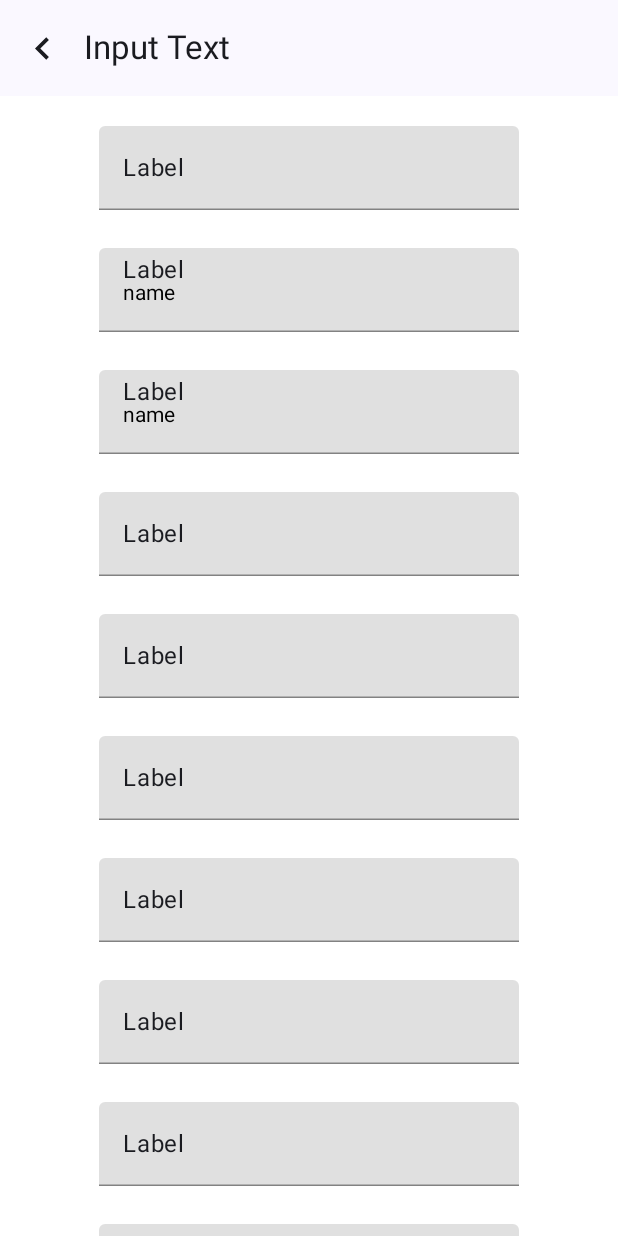
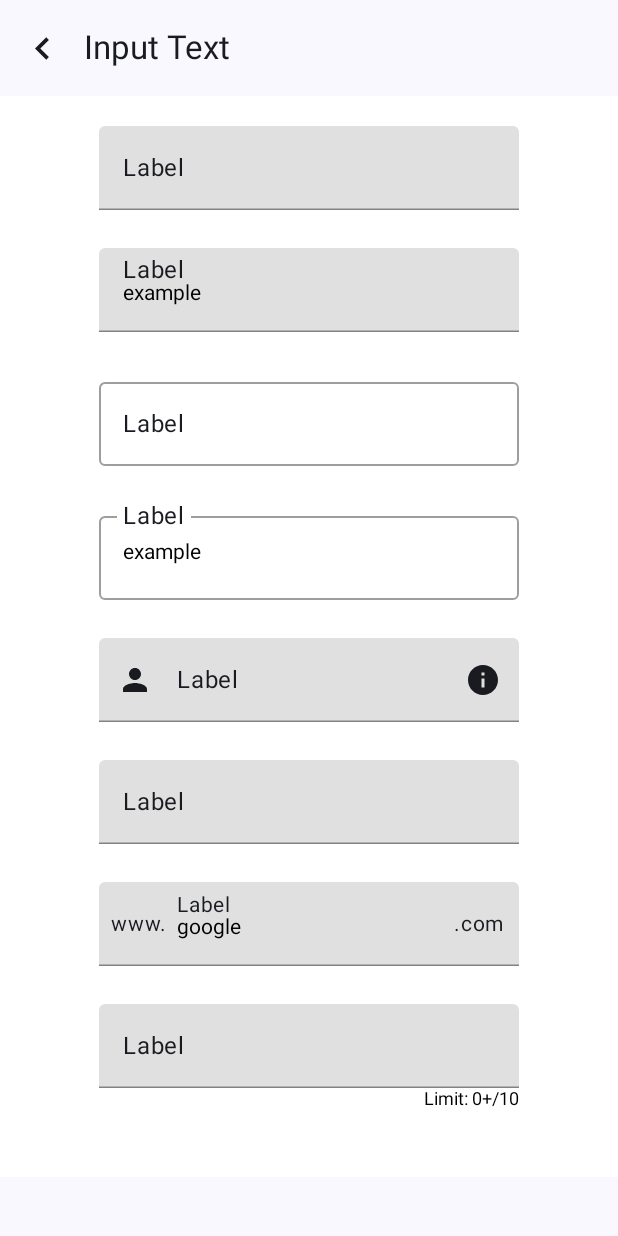
Before and after one commit to devsitaram/material-design, an Android app built with Jetpack Compose: the composable TextFieldViewScreen shown on its own in the app's theme, on a phone screen of 412 x 824 dp. Run offline under Robolectric (Android 15) with nearby library versions, the phone set to English and light mode, and no system bars.

Commit message:
create the new textfields component

```diff
--- a/app/src/main/java/com/compose/materialdesign/features/material_design3/features/textfield/TextFields.kt
+++ b/app/src/main/java/com/compose/materialdesign/features/material_design3/features/textfield/TextFields.kt
@@ -1,17 +1,26 @@
 package com.compose.materialdesign.features.material_design3.features.textfield
 
+import android.widget.Toast
 import androidx.compose.foundation.background
+import androidx.compose.foundation.clickable
 import androidx.compose.foundation.layout.Arrangement
+import androidx.compose.foundation.layout.Box
 import androidx.compose.foundation.layout.Column
 import androidx.compose.foundation.layout.Spacer
 import androidx.compose.foundation.layout.fillMaxWidth
 import androidx.compose.foundation.layout.height
 import androidx.compose.foundation.layout.padding
 import androidx.compose.foundation.layout.size
+import androidx.compose.foundation.layout.wrapContentWidth
 import androidx.compose.foundation.rememberScrollState
 import androidx.compose.foundation.verticalScroll
+import androidx.compose.material.MaterialTheme
+import androidx.compose.material.OutlinedTextField
 import androidx.compose.material.TextField
+import androidx.compose.material.TextFieldColors
+import androidx.compose.material.TextFieldDefaults
 import androidx.compose.material.icons.Icons
+import androidx.compose.material.icons.filled.Favorite
 import androidx.compose.material.icons.filled.KeyboardArrowLeft
 import androidx.compose.material3.ExperimentalMaterial3Api
 import androidx.compose.material3.Icon
@@ -26,8 +35,14 @@ import androidx.compose.runtime.setValue
 import androidx.compose.ui.Alignment
 import androidx.compose.ui.Modifier
 import androidx.compose.ui.graphics.Color
+import androidx.compose.ui.graphics.painter.Painter
+import androidx.compose.ui.platform.LocalContext
+import androidx.compose.ui.res.painterResource
+import androidx.compose.ui.text.TextStyle
 import androidx.compose.ui.tooling.preview.Preview
 import androidx.compose.ui.unit.dp
+import androidx.compose.ui.unit.sp
+import com.compose.materialdesign.R
 
 @Preview
 @OptIn(ExperimentalMaterial3Api::class)
@@ -37,10 +52,15 @@ fun MainTextFieldScreen() {
     var name by remember { mutableStateOf("") }
 
     var simpleTextField by remember { mutableStateOf("") }
-    var textField by remember { mutableStateOf("name") }
-    var simpleOutlineTextField by remember { mutableStateOf("name") }
-
-    Column(modifier = Modifier
+    var textField by remember { mutableStateOf("example") }
+    var simpleOutlineTextField by remember { mutableStateOf("") }
+    var outlineTextFields by remember { mutableStateOf("example") }
+    var textFieldWithIcons by remember { mutableStateOf("") }
+    var textFieldWithPlaceholder by remember { mutableStateOf("") }
+    var prefixAndSuffix by remember { mutableStateOf("") }
+//    var outlineTextFields by remember { mutableStateOf("example") }
+    Column(
+        modifier = Modifier
             .background(Color.White)
             .fillMaxWidth()
             .verticalScroll(rememberScrollState()),
@@ -60,32 +80,64 @@ fun MainTextFieldScreen() {
                 }
             }
         )
-        Column(modifier = Modifier.fillMaxWidth().padding(20.dp),
+        Column(
+            modifier = Modifier
+                .fillMaxWidth()
+                .padding(20.dp),
             horizontalAlignment = Alignment.CenterHorizontally
         ) {
-            SimpleTextField(value = simpleTextField, onValueChange = { simpleTextField = it }, label = "Label")
+            SimpleTextField(
+                value = simpleTextField,
+                onValueChange = { simpleTextField = it },
+                label = "Label"
+            )
             Spacer(modifier = Modifier.height(25.dp))
             TextField(value = textField, onValueChange = { textField = it }, label = "Label")
             Spacer(modifier = Modifier.height(25.dp))
-
-            SimpleOutlineTextField(value = simpleOutlineTextField, onValueChange = { simpleOutlineTextField = it }, label = "Label")
+            SimpleOutlineTextField(
+                value = simpleOutlineTextField,
+                onValueChange = { simpleOutlineTextField = it },
+                label = "Label"
+            )
             Spacer(modifier = Modifier.height(25.dp))
-            OutlineTextField(value = name, onValueChange = { name = it }, label = "Label")
+            OutlineTextFields(
+                value = outlineTextFields,
+                onValueChange = { outlineTextFields = it },
+                label = "Label"
+            )
             Spacer(modifier = Modifier.height(25.dp))
-            TextFieldWithIcons(value = name, onValueChange = { name = it }, label = "Label")
+            TextFieldWithIcons(
+                value = textFieldWithIcons,
+                onValueChange = { textFieldWithIcons = it },
+                label = "Label",
+                leadingIcon = painterResource(id = R.drawable.ic_person),
+                trailingIcon = painterResource(id = R.drawable.ic_info)
+            )
             Spacer(modifier = Modifier.height(25.dp))
-            TextFieldWithPlaceholder(value = name, onValueChange = { name = it }, label = "Label")
+            TextFieldWithPlaceholder(
+                value = textFieldWithPlaceholder,
+                onValueChange = { textFieldWithPlaceholder = it },
+                label = "Label",
+                placeholder = "example@gmail.com"
+            )
             Spacer(modifier = Modifier.height(25.dp))
-            TextFieldWithPrefixAndSuffix(value = name, onValueChange = { name = it }, label = "Label")
+            TextFieldWithPrefixAndSuffix(
+                value = prefixAndSuffix,
+                onValueChange = { prefixAndSuffix = it },
+                label = "Label",
+                placeholder = "google",
+                prefix = "www.",
+                suffix = ".com",
+            )
             Spacer(modifier = Modifier.height(25.dp))
             TextFieldWithErrorState(value = name, onValueChange = { name = it }, label = "Label")
             Spacer(modifier = Modifier.height(25.dp))
-            TextFieldWithSupportingText(value = name, onValueChange = { name = it }, label = "Label")
-            Spacer(modifier = Modifier.height(25.dp))
-            PasswordTextField(value = name, onValueChange = { name = it }, label = "Label")
-            Spacer(modifier = Modifier.height(25.dp))
-            TextArea(value = name, onValueChange = { name = it }, label = "Label")
-            Spacer(modifier = Modifier.height(25.dp))
+//            TextFieldWithSupportingText(value = name, onValueChange = { name = it }, label = "Label")
+//            Spacer(modifier = Modifier.height(25.dp))
+//            PasswordTextField(value = name, onValueChange = { name = it }, label = "Label")
+//            Spacer(modifier = Modifier.height(25.dp))
+//            TextArea(value = name, onValueChange = { name = it }, label = "Label")
+//            Spacer(modifier = Modifier.height(25.dp))
         }
     }
 }
@@ -110,7 +162,7 @@ fun TextField(value: String, onValueChange: (String) -> Unit = {}, label: String
 
 @Composable
 fun SimpleOutlineTextField(value: String, onValueChange: (String) -> Unit = {}, label: String) {
-    TextField(
+    OutlinedTextField(
         value = value,
         onValueChange = onValueChange,
         label = { Text(text = label) }
@@ -118,8 +170,8 @@ fun SimpleOutlineTextField(value: String, onValueChange: (String) -> Unit = {},
 }
 
 @Composable
-fun OutlineTextField(value: String, onValueChange: (String) -> Unit = {}, label: String) {
-    TextField(
+fun OutlineTextFields(value: String, onValueChange: (String) -> Unit = {}, label: String) {
+    OutlinedTextField(
         value = value,
         onValueChange = onValueChange,
         label = { Text(text = label) }
@@ -127,64 +179,146 @@ fun OutlineTextField(value: String, onValueChange: (String) -> Unit = {}, label:
 }
 
 @Composable
-fun TextFieldWithIcons(value: String, onValueChange: (String) -> Unit = {}, label: String) {
+fun TextFieldWithIcons(
+    value: String,
+    onValueChange: (String) -> Unit = {},
+    label: String,
+    leadingIcon: Painter,
+    trailingIcon: Painter
+) {
     TextField(
         value = value,
         onValueChange = onValueChange,
-        label = { Text(text = label) }
+        label = { Text(text = label) },
+        leadingIcon = {
+            Icon(painter = leadingIcon, contentDescription = "leadingIcon")
+        },
+        trailingIcon = {
+            Icon(painter = trailingIcon, contentDescription = "trailingIcon")
+        },
     )
 }
 
 @Composable
-fun TextFieldWithPlaceholder(value: String, onValueChange: (String) -> Unit = {}, label: String) {
+fun TextFieldWithPlaceholder(
+    value: String,
+    onValueChange: (String) -> Unit = {},
+    label: String,
+    placeholder: String
+) {
     TextField(
         value = value,
         onValueChange = onValueChange,
-        label = { Text(text = label) }
+        label = { Text(text = label) },
+        placeholder = { Text(text = placeholder) }
     )
 }
 
+/**
+ * this is the TextFieldWithPrefixAndSuffix
+ *  Add the suffix and prefix parameter here
+ */
 @Composable
-fun TextFieldWithPrefixAndSuffix(value: String, onValueChange: (String) -> Unit = {}, label: String) {
+fun TextFieldWithPrefixAndSuffix(
+    value: String,
+    onValueChange: (String) -> Unit = {},
+    label: String,
+    placeholder: String,
+    prefix: String,
+    suffix: String
+) {
+    val context = LocalContext.current
+    val trimmedValue = value.removePrefix(prefix).removeSuffix(suffix)
     TextField(
-        value = value,
-        onValueChange = onValueChange,
-        label = { Text(text = label) }
+        value = if (value.isEmpty()) placeholder else value,
+        onValueChange = { newValue ->
+            // Don't allow the prefix or suffix to be deleted
+            if (newValue.startsWith(prefix) || newValue.endsWith(suffix)) {
+                onValueChange(value)
+            } else {
+                onValueChange("$prefix$newValue$suffix")
+            }
+        },
+        label = { Text(text = label, fontSize = 14.sp) },
+        placeholder = { Text(text = placeholder, fontSize = 14.sp) },
+        leadingIcon = { Text(text = prefix, modifier = Modifier.padding(start = 5.dp), fontSize = 14.sp) },
+        trailingIcon = {
+            Text(
+                text = suffix,
+                modifier = Modifier
+                    .padding(end = 5.dp)
+                    .clickable {
+                        Toast
+                            .makeText(context, trimmedValue, Toast.LENGTH_SHORT)
+                            .show()
+                    },
+                fontSize = 14.sp
+            )
+        }
     )
 }
 
 @Composable
 fun TextFieldWithErrorState(value: String, onValueChange: (String) -> Unit = {}, label: String) {
-    TextField(
-        value = value,
-        onValueChange = onValueChange,
-        label = { Text(text = label) }
-    )
+    val numOfText =  value.length
+    var color: Color = Color.Black
+    if (numOfText >=10){
+        color = Color.Red
+    }
+    Column(horizontalAlignment = Alignment.End) {
+        TextField(
+            value = value,
+            onValueChange = onValueChange,
+            label = { Text(text = label) },
+            colors = TextFieldDefaults.textFieldColors(
+                textColor = color,
+//                disabledTextColor = color,
+//                backgroundColor = color,
+//                cursorColor = color,
+//                errorCursorColor = color,
+            ),
+        )
+        Text(
+            text = "Limit: $numOfText+/10",
+            style = TextStyle(fontSize = 12.sp),
+            color = color
+        )
+    }
 }
+//
+//@Composable
+//fun TextFieldWithSupportingText(
+//    value: String,
+//    onValueChange: (String) -> Unit = {},
+//    label: String
+//) {
+//    TextField(
+//        value = value,
+//        onValueChange = onValueChange,
+//        label = { Text(text = label) }
+//    )
+//}
+//
+//@Composable
+//fun PasswordTextField(value: String, onValueChange: (String) -> Unit = {}, label: String) {
+//    TextField(
+//        value = value,
+//        onValueChange = onValueChange,
+//        label = { Text(text = label) }
+//    )
+//}
+//
+//@Composable
+//fun TextArea(value: String, onValueChange: (String) -> Unit = {}, label: String) {
+//    TextField(
+//        value = value,
+//        onValueChange = onValueChange,
+//        label = { Text(text = label) }
+//    )
+//}
 
-@Composable
-fun TextFieldWithSupportingText(value: String, onValueChange: (String) -> Unit = {}, label: String) {
-    TextField(
-        value = value,
-        onValueChange = onValueChange,
-        label = { Text(text = label) }
-    )
-}
-
-@Composable
-fun PasswordTextField(value: String, onValueChange: (String) -> Unit = {}, label: String) {
-    TextField(
-        value = value,
-        onValueChange = onValueChange,
-        label = { Text(text = label) }
-    )
-}
-
-@Composable
-fun TextArea(value: String, onValueChange: (String) -> Unit = {}, label: String) {
-    TextField(
-        value = value,
-        onValueChange = onValueChange,
-        label = { Text(text = label) }
-    )
-}
+//colors = TextFieldDefaults.outlinedTextFieldColors(
+//cursorColor = Color.Black,
+//textColor = Color.Black,
+//focusedBorderColor = Color.Black
+//),
--- a/app/src/main/java/com/compose/materialdesign/features/material_design3/features/textfield/textfieldscreen/ListOfTextFieldItems.kt
+++ b/app/src/main/java/com/compose/materialdesign/features/material_design3/features/textfield/textfieldscreen/ListOfTextFieldItems.kt
@@ -4,7 +4,7 @@ sealed class Material3TextFieldItem(var route: String){
     object SimpleTextField : Material3TextFieldItem("SimpleTextField")
     object TextField : Material3TextFieldItem("SimpleTextField")
     object SimpleOutlineTextField : Material3TextFieldItem("SimpleOutlineTextField")
-    object OutlineTextField : Material3TextFieldItem("OutlineTextField")
+    object OutlineTextFields : Material3TextFieldItem("OutlineTextFields")
     object TextFieldWithIcons : Material3TextFieldItem("TextFieldWithIcons")
     object TextFieldWithPlaceholder : Material3TextFieldItem("TextFieldWithPlaceholder")
     object TextFieldWithPrefixAndSuffix : Material3TextFieldItem("TextFieldWithPrefixAndSuffix")
--- a/app/src/main/java/com/compose/materialdesign/features/material_design3/features/textfield/textfieldscreen/TextFieldViewScreen.kt
+++ b/app/src/main/java/com/compose/materialdesign/features/material_design3/features/textfield/textfieldscreen/TextFieldViewScreen.kt
@@ -50,7 +50,7 @@ fun TextFieldViewScreen() {
         composable(Material3TextFieldItem.SimpleOutlineTextField.route){
             MainTextFieldScreen()
         }
-        composable(Material3TextFieldItem.OutlineTextField.route){
+        composable(Material3TextFieldItem.OutlineTextFields.route){
             MainTextFieldScreen()
         }
         composable(Material3TextFieldItem.TextFieldWithIcons.route){
--- /dev/null
+++ b/app/src/main/res/drawable/ic_info.xml
@@ -0,0 +1,5 @@
+<vector android:height="24dp" android:tint="#232222"
+    android:viewportHeight="24" android:viewportWidth="24"
+    android:width="24dp" xmlns:android="http://schemas.android.com/apk/res/android">
+    <path android:fillColor="@android:color/white" android:pathData="M12,2C6.48,2 2,6.48 2,12s4.48,10 10,10 10,-4.48 10,-10S17.52,2 12,2zM13,17h-2v-6h2v6zM13,9h-2L11,7h2v2z"/>
+</vector>
--- /dev/null
+++ b/app/src/main/res/drawable/ic_person.xml
@@ -0,0 +1,5 @@
+<vector android:height="24dp" android:tint="#232222"
+    android:viewportHeight="24" android:viewportWidth="24"
+    android:width="24dp" xmlns:android="http://schemas.android.com/apk/res/android">
+    <path android:fillColor="@android:color/white" android:pathData="M12,12c2.21,0 4,-1.79 4,-4s-1.79,-4 -4,-4 -4,1.79 -4,4 1.79,4 4,4zM12,14c-2.67,0 -8,1.34 -8,4v2h16v-2c0,-2.66 -5.33,-4 -8,-4z"/>
+</vector>
```
